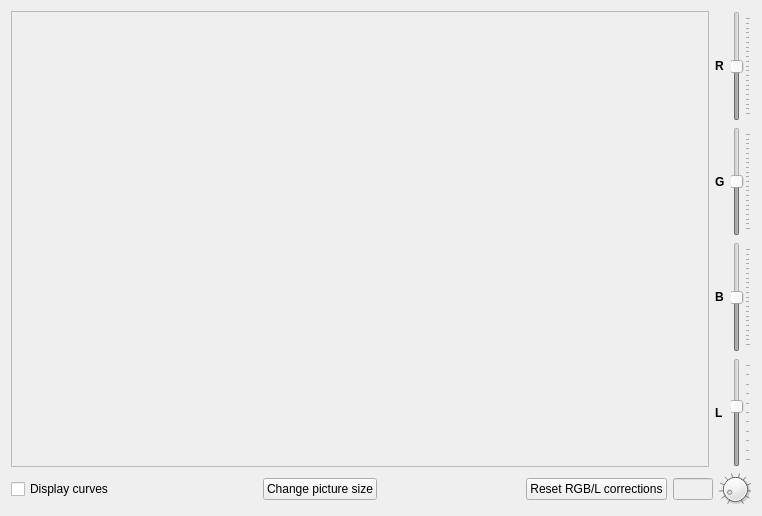
First picture: the form in previewform.ui, repository 607011/vstripe, before the edit.
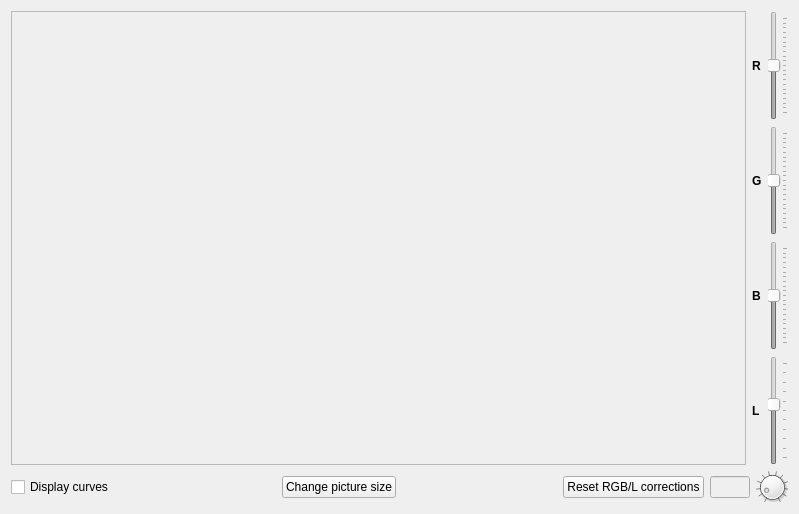
Second picture: the form after the edit.

Diff of the .ui file:
```diff
--- a/previewform.ui
+++ b/previewform.ui
@@ -6,8 +6,8 @@
    <rect>
     <x>0</x>
     <y>0</y>
-    <width>762</width>
-    <height>516</height>
+    <width>799</width>
+    <height>514</height>
    </rect>
   </property>
   <property name="windowTitle">
```
